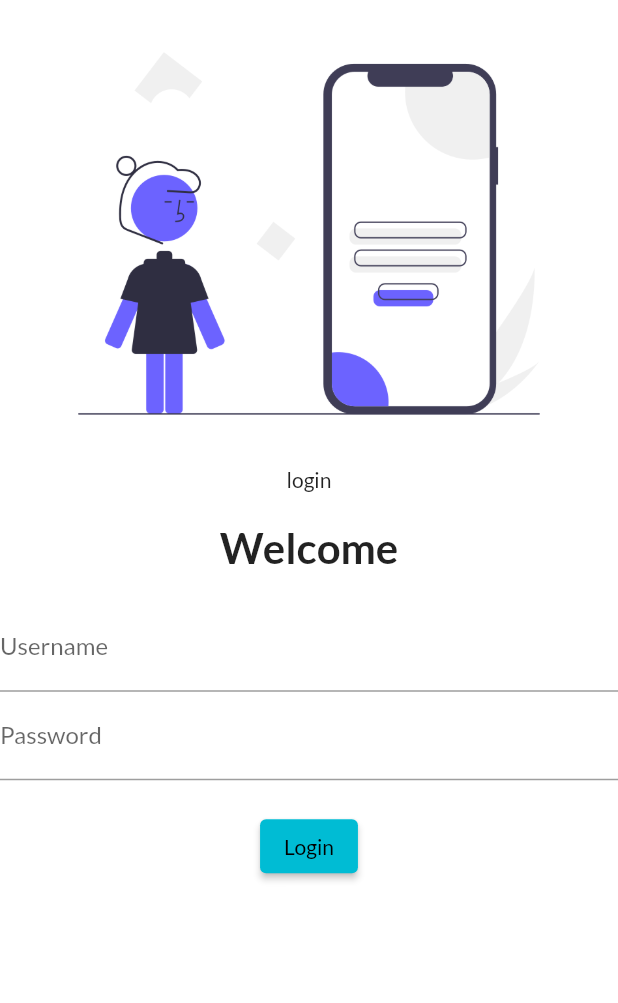
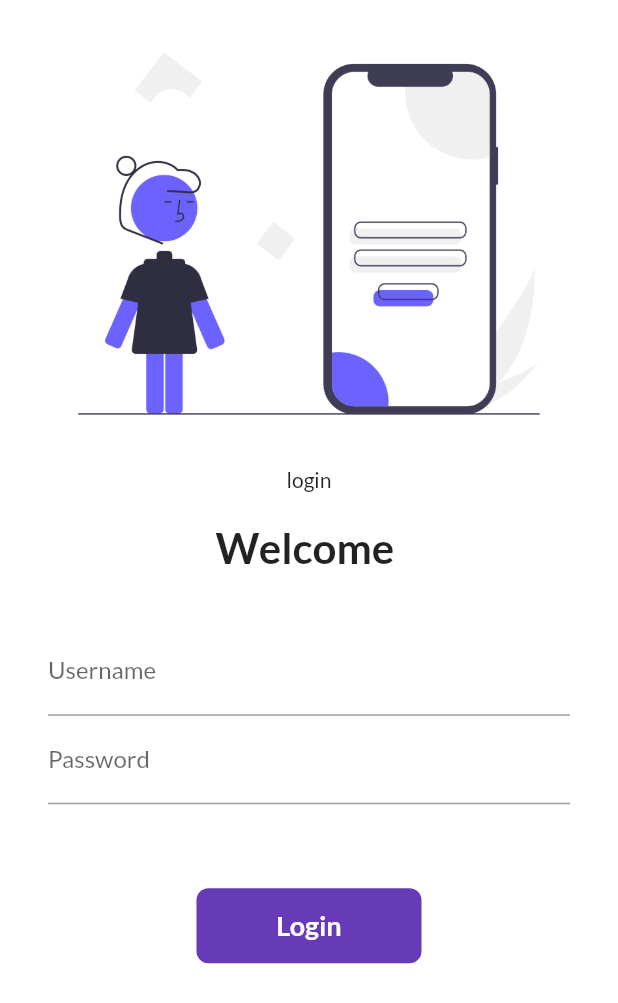
Before and after one commit to Vivekjoshi11/learnflutter, a Flutter app: the screen it shows after launch, on a phone screen of 412 x 824 dp. Shown: the top 1003 px of the screen. Run offline on Flutter 3.47's test engine with Material 2 defaults, Android fonts, the phone set to English and light mode, and no system bars; our stand-ins replace google_fonts.

Commit message:
day6commited

```diff
--- a/lib/Login_page.dart
+++ b/lib/Login_page.dart
@@ -1,32 +1,58 @@
+// ignore_for_file: avoid_print, prefer_const_constructors, sort_child_properties_last, use_build_context_synchronously
+
 import 'package:flutter/material.dart';
-class LoginPage extends StatelessWidget {
+import 'package:learnflutter/utils/routes.dart';
+// import 'package:learnflutter/utils/routes.dart';
+// import 'package:flutter/utils';
+class LoginPage extends StatefulWidget {
   const LoginPage({super.key});
+
+  @override
+  State<LoginPage> createState() => _LoginPageState();
+}
+
+class _LoginPageState extends State<LoginPage> {
+
+     String name = "";
+     bool changeButton = false;
 
   @override
   Widget build(BuildContext context) {
 
     return Material(
       color: Colors.white,
+      child: SingleChildScrollView(
         child: Column(
-        children: [
+          children: <Widget>[
             Image.asset("lib/assets/images/loginimage.png",
             fit: BoxFit.cover,),
             ButtonTheme(child: const Text("login"),
             ),
             const SizedBox(height: 20.0),
-          const Text(
-            "Welcome",
+             Text(
+              "Welcome $name",
+
               style: TextStyle(
                 fontSize: 28,
                 fontWeight: FontWeight.bold,
               ),
               ),
               const SizedBox(height: 20.0),
+              Padding(
+                padding: const EdgeInsets.symmetric(vertical: 16, horizontal: 32),
+                child: Column(
+                  children:
+                   [
                   TextFormField(
                    decoration: const InputDecoration(
                   hintText: "Enter Username",
                   labelText:"Username",
                   ),
+                  onChanged: (value) {
+                    name = value;
+                    setState(() {
+                    });
+                  },
                 ),
                 TextFormField(
                   obscureText: true,
@@ -35,23 +61,70 @@ class LoginPage extends StatelessWidget {
                   labelText:"Password",
                   ),
                 ),
-            const SizedBox(height: 20.0),
-            ElevatedButton(
-             child: const Text(
-              "Login",
-              // style: TextButton.styleFrom(minimumSize: Size(500, 30)),
-              // style: TextButton.styleFrom(
-              //   backgroundColor: Colors.blue,
+                ],),
+              ),
+              const SizedBox(
+                height: 40.0
+                ),
+                 InkWell(
+                  onTap: () async{
+                    setState(() {
+                      changeButton = true;
+                    });
+                     await Future.delayed(Duration(seconds:1));
+                    Navigator.pushNamed(context, Myroutes.homeRoute);
+
+                    },
+                   child: AnimatedContainer(
+                    duration: Duration(seconds: 1),
+                    width: changeButton?50 : 150, // xyz ? truecond : falsecond
+                    height: 50,
+                    // color: Colors.deepPurple,
+                    alignment: Alignment.center,
+                    child: changeButton?Icon(Icons.done, color:Colors.white): Text("Login",
+                    style: TextStyle(color: Colors.white,
+                    fontWeight: FontWeight.bold,
+                    fontSize:18 ),
+                    ),
+                    decoration: BoxDecoration(
+                      color: Colors.deepPurple,
+                      borderRadius: BorderRadius.circular(changeButton?50: 8),
+                    ),
+
+                                 ),
+                 ),
+              // ElevatedButton(
+              //  style: TextButton.styleFrom(minimumSize: const Size(150, 40)),
+              //  onPressed: (){
+              //   // print("Login");
+              //   Navigator.pushNamed(context, Myroutes.homeRoute);
+              //  },
+              //  child: const Text("Login" ),
               // )
-              ),
-             onPressed: (){
-              print("login");
-             },
-            )
+              // Container(
+              //   width: 150,
+              //   height: 40,
+
+              //   alignment: Alignment.center,
+              //   child: Text(
+              //     "Login",
+
+              //     style: TextStyle(
+              //      color: Colors.white, fontWeight: FontWeight.bold, fontSize: 20,
+              //     ),
+              //     ),
+              //     decoration: BoxDecoration(
+              //       color: Colors.deepPurple,
+              //       borderRadius: BorderRadius.circular(10),
+              //     ),
+              // )
+
           ],
 
         ),
+      ),
     );
+
 
   }
 }
--- a/lib/main.dart
+++ b/lib/main.dart
@@ -2,6 +2,7 @@ import 'package:flutter/material.dart';
 import 'package:learnflutter/Login_page.dart';
 // ignore: depend_on_referenced_packages
 import 'package:google_fonts/google_fonts.dart';
+import 'package:learnflutter/utils/routes.dart';
 import 'home.dart';
 
 void main() {
@@ -26,8 +27,8 @@ class MyApp extends StatelessWidget {
       // initialRoute: "/home",
       routes: {
         "/": (context) => const LoginPage(),
-        "/home": (context) => Home_page(),
-        "/Login": (context) => const LoginPage()
+        Myroutes.homeRoute: (context) => Home_page(),
+        Myroutes.loginRoute: (context) => const LoginPage()
       },
     );
   }
--- /dev/null
+++ b/lib/utils/routes.dart
@@ -0,0 +1,4 @@
+class Myroutes{
+  static String loginRoute = "/login";
+  static String homeRoute = "/Home_page";
+}
```
Also changed, not shown: pubspec.lock. Lines whose indentation alone changed are shown as unchanged.
